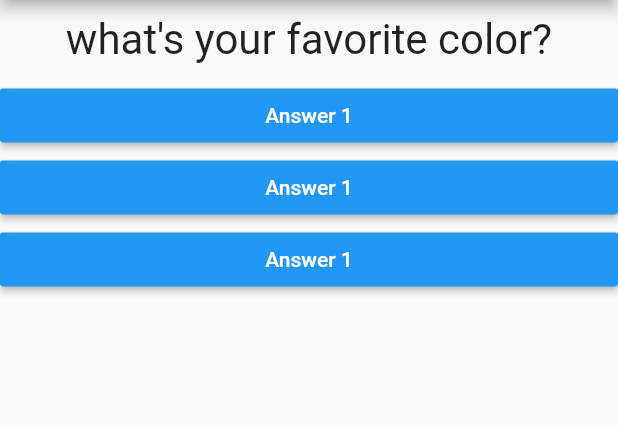
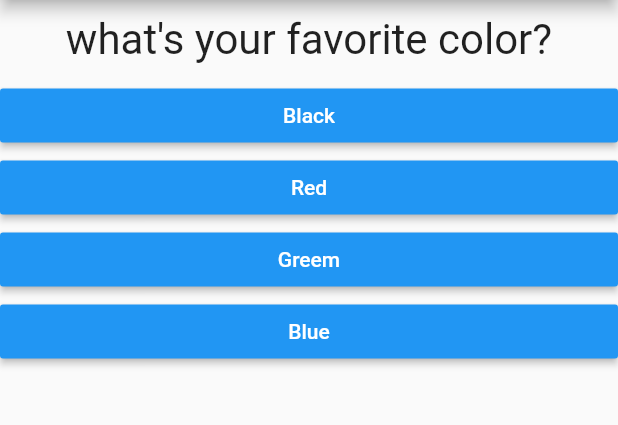
Before and after one commit to Alicja-T/quiz-app, a Flutter app: the screen it shows after launch, on a phone screen of 412 x 824 dp, the part 84-509 px from its top. Run offline on Flutter 3.47's test engine with Material 2 defaults, Android fonts, the phone set to English and light mode, and no system bars.

```diff
--- a/lib/answer.dart
+++ b/lib/answer.dart
@@ -2,8 +2,9 @@ import 'package:flutter/material.dart';
 
 class Answer  extends StatelessWidget {
   final Function selectHandler;
+  final String answerText;
 
-  Answer(this.selectHandler);
+  Answer(this.selectHandler, this.answerText);
 
   @override
   Widget build(BuildContext context) {
@@ -12,7 +13,7 @@ class Answer  extends StatelessWidget {
       child: RaisedButton(
         color: Colors.blue,
         textColor: Colors.white,
-        child: Text('Answer 1'),
+        child: Text(answerText),
         onPressed: selectHandler, )
     );
   }
--- a/lib/main.dart
+++ b/lib/main.dart
@@ -1,6 +1,5 @@
 import 'package:flutter/material.dart';
-import './question.dart';
-import './answer.dart';
+import './quiz.dart';
 
 void main() {
   runApp(MyApp());
@@ -17,8 +16,23 @@ class MyApp extends StatefulWidget {
 
 class _MyAppState extends State<MyApp> {
   var _questionIndex = 0;
+  final _questions = const [
+      { 'questionText' : 'what\'s your favorite color?',
+        'answers' : ['Black', 'Red', 'Greem', 'Blue'],
+      },
+      { 'questionText' : 'What\'s your favorite animal?',
+        'answers' : ['Cat', 'Dog', 'Lion', 'Rabbit'],
+      },
+      { 'questionText' : 'what\'s your favorite season?',
+        'answers' : ['Spring', 'Fall', 'Winter', 'Summer'],
+      },
+    ];
 
   void _answerQuestion() {
+    if (_questionIndex < _questions.length) {
+
+    }
+
     setState(() {
       _questionIndex = _questionIndex + 1;
     });
@@ -30,18 +44,14 @@ class _MyAppState extends State<MyApp> {
   @override
   Widget build(BuildContext context) {
 
-    var questions = [
-      'what\'s your favorite color?',
-      'What\'s your favorite animal?',
-    ];
+
     return MaterialApp(home: Scaffold(
       appBar: AppBar(title: Text('My first App'), ),
-      body: Column(children: [
-        Question(questions[_questionIndex]),
-        Answer(_answerQuestion),
-        Answer(_answerQuestion),
-        Answer(_answerQuestion),
-      ], ),
+      body: _questionIndex < _questions.length ?
+      Quiz(
+        answerQuestion: _answerQuestion,
+        questionIndex: _questionIndex,
+        questions: _questions): Center(child: Text('You did it!')),
     ), );
   }
 }
--- /dev/null
+++ b/lib/quiz.dart
@@ -0,0 +1,29 @@
+import 'package:flutter/material.dart';
+
+import 'question.dart';
+import 'answer.dart';
+
+class Quiz extends StatelessWidget {
+
+  final List <Map <String, Object>> questions;
+  final int questionIndex;
+  final Function answerQuestion;
+
+  Quiz({
+    @required this.questions,
+    @required this.answerQuestion,
+    @required this.questionIndex
+    });
+
+  @override
+  Widget build(BuildContext context) {
+    return Column(
+      children: [
+        Question(questions[questionIndex]['questionText']),
+        ...(questions[questionIndex]['answers'] as List<String>).map( (answer) {
+          return Answer(answerQuestion, answer);
+        }).toList()
+      ],
+    );
+  }
+}
```
Also changed, not shown: lib/result.dart (added).
